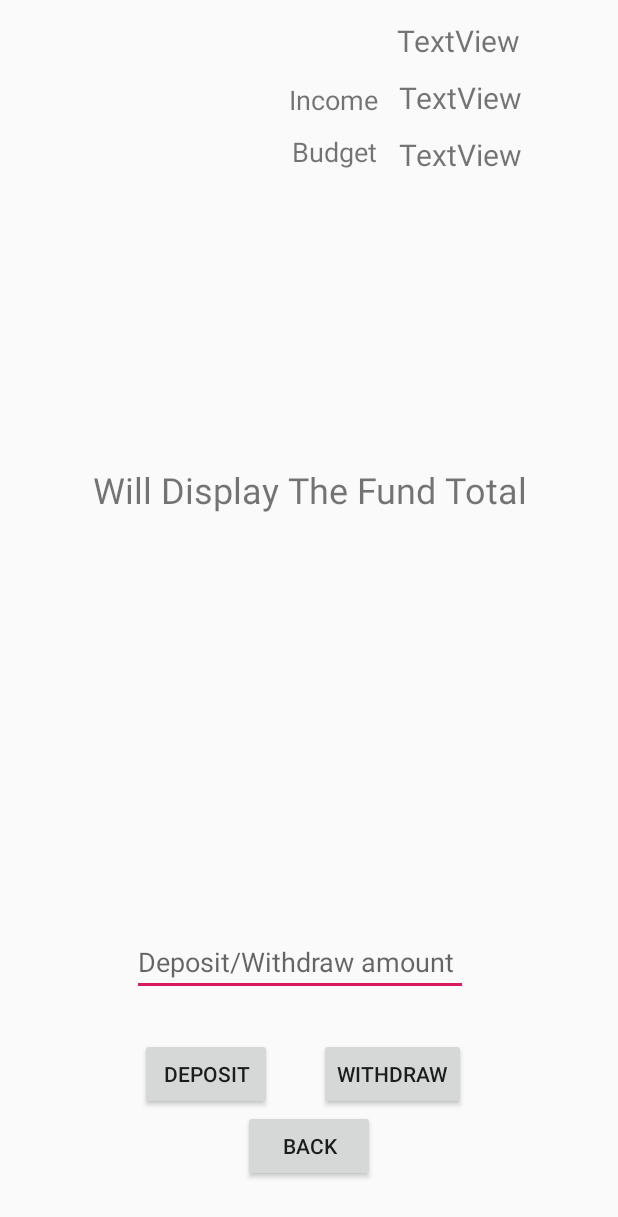
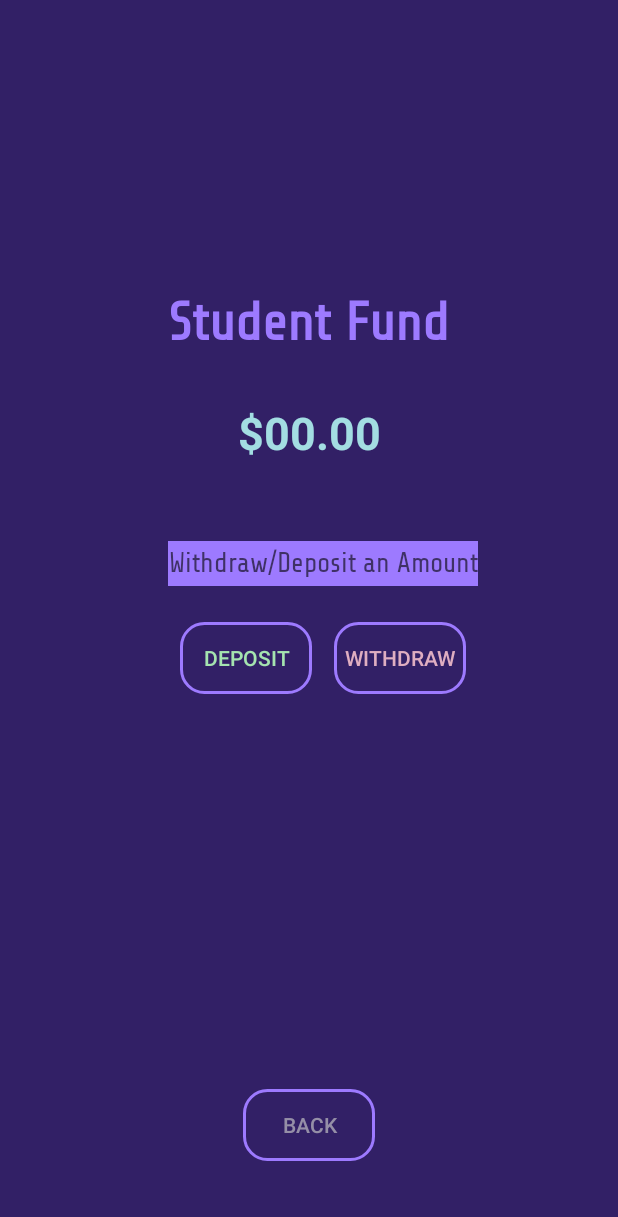
Before and after one commit to KK10127/BudgetBird, an Android app: the StudentFund screen opened directly, with no data from a screen before it, on a phone screen of 412 x 824 dp. Shown: the top 1217 px of the screen. Run offline under Robolectric (Android 15) with nearby library versions, the light colour scheme and no system bars; 2 statements that could not run were skipped.

Commit message:
student fund xml update

```diff
--- a/app/src/main/java/edu/miracosta/financialassistant/EmergencyFund.java
+++ b/app/src/main/java/edu/miracosta/financialassistant/EmergencyFund.java
@@ -1,7 +1,6 @@
 package edu.miracosta.financialassistant;
 
 import android.content.Intent;
-import android.os.Parcel;
 import android.support.v7.app.AppCompatActivity;
 import android.os.Bundle;
 import android.view.View;
@@ -45,9 +44,7 @@
         setContentView(R.layout.activity_emergency_fund);
 
         userNameTextView = findViewById(R.id.UserNameTextView);
-        budgetTextView = findViewById(R.id.BudgetTextView);
-        monthlyIncomeTextView = findViewById(R.id.MonthlyIncomeTextView);
-        emergencyFundAmountTextView = findViewById(R.id.EmergencyFundAmountTextView);
+        emergencyFundAmountTextView = findViewById(R.id.FundTotalTextView);
         amountEditText = findViewById(R.id.amountEditTextSF);
 
         mDB = new DBHelper(this);
--- a/app/src/main/java/edu/miracosta/financialassistant/StudentFund.java
+++ b/app/src/main/java/edu/miracosta/financialassistant/StudentFund.java
@@ -37,8 +37,6 @@
         setContentView(R.layout.activity_student_fund);
 
         mUserNameTextView = findViewById(R.id.UserNameTextView);
-        mMonthlyIncomeTextView = findViewById(R.id.MonthlyIncomeTextView);
-        mBudgetTextView = findViewById(R.id.BudgetTextView);
         mStudentFundTotalTextView = findViewById(R.id.FundTotalTextView);
         mWithdrawDepositEditText = findViewById(R.id.amountEditTextSF);
 
@@ -52,9 +50,6 @@
 
 
         //Placing all the account info into the Text Views
-        mUserNameTextView.setText(mAccount.getEmail());
-        mMonthlyIncomeTextView.setText(mCurrencyFormat.format(mAccount.getMonthlyIncome()));
-        mBudgetTextView.setText(mCurrencyFormat.format(mAccount.getBudget()));
         mStudentFundTotalTextView.setText("$ " + String.valueOf(mAccount.getStudentFundAmount()));
     }
 
--- a/app/src/main/res/layout/activity_emergency_fund.xml
+++ b/app/src/main/res/layout/activity_emergency_fund.xml
@@ -8,7 +8,7 @@
     tools:context=".EmergencyFund">
 
     <TextView
-        android:id="@+id/EmergencyFundAmountTextView"
+        android:id="@+id/FundTotalTextView"
         android:layout_width="wrap_content"
         android:layout_height="wrap_content"
         android:layout_marginStart="8dp"
@@ -51,7 +51,7 @@
         app:layout_constraintEnd_toEndOf="@+id/UserNameTextView"
         app:layout_constraintHorizontal_bias="0.0"
         app:layout_constraintStart_toStartOf="@+id/UserNameTextView"
-        app:layout_constraintTop_toBottomOf="@+id/EmergencyFundAmountTextView" />
+        app:layout_constraintTop_toBottomOf="@+id/FundTotalTextView" />
 
     <Button
         android:id="@+id/BackButton"
--- a/app/src/main/res/layout/activity_student_fund.xml
+++ b/app/src/main/res/layout/activity_student_fund.xml
@@ -4,145 +4,100 @@
     xmlns:tools="http://schemas.android.com/tools"
     android:layout_width="match_parent"
     android:layout_height="match_parent"
+    android:background="@color/colorPrimary"
     tools:context="StudentFund">
 
     <TextView
         android:id="@+id/FundTotalTextView"
-        android:layout_width="300dp"
+        android:layout_width="wrap_content"
         android:layout_height="wrap_content"
-        android:layout_marginStart="55dp"
-        android:layout_marginTop="310dp"
-        android:layout_marginEnd="56dp"
-        android:text="Will Display The Fund Total"
+        android:layout_marginStart="8dp"
+        android:layout_marginTop="32dp"
+        android:layout_marginEnd="8dp"
+        android:text="@string/zero"
         android:textAlignment="center"
-        android:textSize="24sp"
+        android:textColor="@color/pastelBlue"
+        android:textSize="30sp"
+        android:textStyle="bold"
         app:layout_constraintEnd_toEndOf="parent"
         app:layout_constraintStart_toStartOf="parent"
-        app:layout_constraintTop_toTopOf="parent" />
+        app:layout_constraintTop_toBottomOf="@+id/UserNameTextView" />
 
-    <TextView
-    android:id="@+id/MonthlyIncomeTextView"
-    android:layout_width="wrap_content"
-    android:layout_height="wrap_content"
-    android:layout_marginTop="5dp"
-    android:layout_marginEnd="64dp"
-    android:layout_marginBottom="5dp"
-    android:text="TextView"
-    android:textAlignment="center"
-    android:textSize="20sp"
-    app:layout_constraintBottom_toTopOf="@+id/BudgetTextView"
-    app:layout_constraintEnd_toEndOf="parent"
-    app:layout_constraintTop_toBottomOf="@+id/UserNameTextView"
-    app:layout_constraintVertical_bias="1.0" />
+    <Button
+        android:id="@+id/DepositButton"
+        android:layout_width="wrap_content"
+        android:layout_height="wrap_content"
+        android:layout_marginStart="8dp"
+        android:layout_marginTop="24dp"
+        android:background="@drawable/button_bg_rounded_corners"
+        android:onClick="addDepositSF"
+        android:text="@string/deposit"
+        android:textColor="@color/pastelGreen"
+        app:layout_constraintStart_toStartOf="@+id/amountEditTextSF"
+        app:layout_constraintTop_toBottomOf="@+id/amountEditTextSF" />
 
-    <TextView
-        android:id="@+id/BudgetTextView"
+    <EditText
+        android:id="@+id/amountEditTextSF"
         android:layout_width="wrap_content"
-        android:layout_height="23dp"
-        android:layout_marginTop="5dp"
-        android:layout_marginEnd="64dp"
-        android:layout_marginBottom="200dp"
-        android:text="TextView"
+        android:layout_height="30dp"
+        android:layout_marginTop="52dp"
+        android:background="@color/ternaryColor"
+        android:ems="10"
+        android:fontFamily="@font/share_tech"
+        android:hint="@string/change_value_hint"
+        android:inputType="textPersonName"
         android:textAlignment="center"
-        android:textSize="20sp"
-        app:layout_constraintBottom_toTopOf="@+id/FundTotalTextView"
+        android:textColor="@color/lighterGray"
+        app:layout_constraintEnd_toEndOf="@+id/UserNameTextView"
+        app:layout_constraintHorizontal_bias="0.0"
+        app:layout_constraintStart_toStartOf="@+id/UserNameTextView"
+        app:layout_constraintTop_toBottomOf="@+id/FundTotalTextView" />
+
+    <Button
+        android:id="@+id/BackButton"
+        android:layout_width="wrap_content"
+        android:layout_height="wrap_content"
+        android:layout_marginStart="8dp"
+        android:layout_marginEnd="8dp"
+        android:layout_marginBottom="50dp"
+        android:background="@drawable/button_bg_rounded_corners"
+        android:onClick="backSF"
+        android:text="@string/back"
+        android:textColor="@color/lightGray"
+        app:layout_constraintBottom_toBottomOf="parent"
         app:layout_constraintEnd_toEndOf="parent"
-        app:layout_constraintTop_toBottomOf="@+id/MonthlyIncomeTextView"
-        app:layout_constraintVertical_bias="1.0" />
+        app:layout_constraintStart_toStartOf="parent" />
+
+    <Button
+        android:id="@+id/WithdrawButton"
+        android:layout_width="wrap_content"
+        android:layout_height="wrap_content"
+        android:layout_marginTop="24dp"
+        android:layout_marginEnd="8dp"
+        android:background="@drawable/button_bg_rounded_corners"
+        android:onClick="withdrawSF"
+        android:text="@string/withdraw"
+        android:textColor="@color/pastelRED"
+        app:layout_constraintEnd_toEndOf="@+id/amountEditTextSF"
+        app:layout_constraintTop_toBottomOf="@+id/amountEditTextSF" />
 
     <TextView
         android:id="@+id/UserNameTextView"
         android:layout_width="wrap_content"
         android:layout_height="wrap_content"
-        android:layout_marginTop="15dp"
-        android:layout_marginEnd="65dp"
-        android:layout_marginBottom="5dp"
-        android:text="TextView"
-        android:textSize="20sp"
-        app:layout_constraintBottom_toTopOf="@+id/MonthlyIncomeTextView"
-        app:layout_constraintEnd_toEndOf="parent"
-        app:layout_constraintTop_toTopOf="parent"
-        app:layout_constraintVertical_chainStyle="packed" />
-
-    <Button
-        android:id="@+id/WithdrawButton"
-        android:layout_width="wrap_content"
-        android:layout_height="wrap_content"
-        android:layout_marginTop="28dp"
-        android:layout_marginEnd="101dp"
-        android:layout_marginBottom="84dp"
-        android:onClick="withdrawSF"
-        android:text="@string/withdraw"
-        app:layout_constraintBottom_toBottomOf="parent"
-        app:layout_constraintEnd_toEndOf="parent"
-        app:layout_constraintTop_toBottomOf="@id/amountEditTextSF" />
-
-    <Button
-        android:id="@+id/BackButton"
-        android:layout_width="wrap_content"
-        android:layout_height="wrap_content"
-        android:layout_marginStart="161dp"
-        android:layout_marginEnd="162dp"
-        android:layout_marginBottom="36dp"
-        android:onClick="backSF"
-        android:text="@string/back"
+        android:layout_marginStart="8dp"
+        android:layout_marginTop="84dp"
+        android:layout_marginEnd="8dp"
+        android:layout_marginBottom="8dp"
+        android:fontFamily="@font/share_tech"
+        android:text="@string/student_fund"
+        android:textColor="@color/ternaryColor"
+        android:textSize="36sp"
+        android:textStyle="bold"
         app:layout_constraintBottom_toBottomOf="parent"
         app:layout_constraintEnd_toEndOf="parent"
         app:layout_constraintStart_toStartOf="parent"
-        app:layout_constraintTop_toBottomOf="@+id/DepositButton" />
-
-    <Button
-        android:id="@+id/DepositButton"
-        android:layout_width="wrap_content"
-        android:layout_height="wrap_content"
-        android:layout_marginStart="98dp"
-        android:layout_marginEnd="36dp"
-        android:layout_marginBottom="84dp"
-        android:onClick="addDepositSF"
-        android:text="@string/deposit"
-        app:layout_constraintBottom_toBottomOf="parent"
-        app:layout_constraintEnd_toStartOf="@+id/WithdrawButton"
-        app:layout_constraintStart_toStartOf="parent" />
-
-    <TextView
-        android:id="@+id/textView33"
-        android:layout_width="wrap_content"
-        android:layout_height="wrap_content"
-        android:layout_marginStart="193dp"
-        android:layout_marginTop="10dp"
-        android:layout_marginEnd="14dp"
-        android:text="@string/budget"
-        android:textSize="18sp"
-        app:layout_constraintEnd_toStartOf="@+id/BudgetTextView"
-        app:layout_constraintStart_toStartOf="parent"
-        app:layout_constraintTop_toBottomOf="@+id/textView34" />
-
-
-    <TextView
-        android:id="@+id/textView34"
-        android:layout_width="wrap_content"
-        android:layout_height="wrap_content"
-        android:layout_marginStart="192dp"
-        android:layout_marginTop="54dp"
-        android:layout_marginEnd="14dp"
-        android:text="@string/income"
-        android:textSize="18sp"
-        app:layout_constraintEnd_toStartOf="@+id/MonthlyIncomeTextView"
-        app:layout_constraintStart_toStartOf="parent"
-        app:layout_constraintTop_toTopOf="parent" />
-
-    <EditText
-        android:id="@+id/amountEditTextSF"
-        android:layout_width="224dp"
-        android:layout_height="wrap_content"
-        android:layout_marginStart="98dp"
-        android:layout_marginEnd="100dp"
-        android:layout_marginBottom="28dp"
-        android:ems="10"
-        android:hint="@string/with_dep_hint"
-        android:inputType="textPersonName"
-        app:layout_constraintBottom_toTopOf="@+id/DepositButton"
-        app:layout_constraintEnd_toEndOf="parent"
-        app:layout_constraintHorizontal_bias="1.0"
-        app:layout_constraintStart_toStartOf="parent" />
+        app:layout_constraintTop_toTopOf="parent"
+        app:layout_constraintVertical_bias="0.16000003"
+        app:layout_constraintVertical_chainStyle="packed" />
 </android.support.constraint.ConstraintLayout>
```
